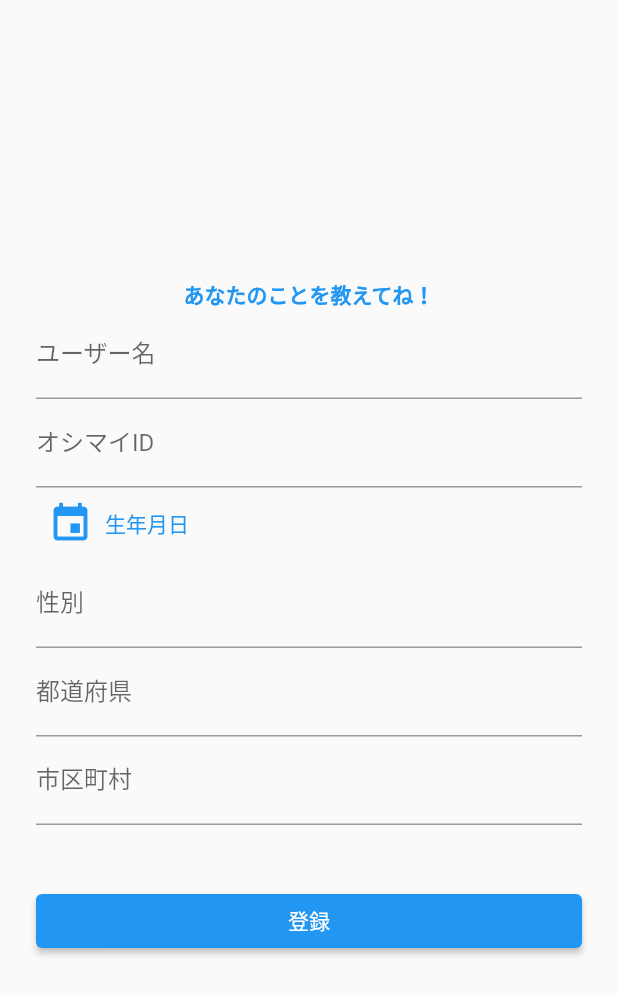
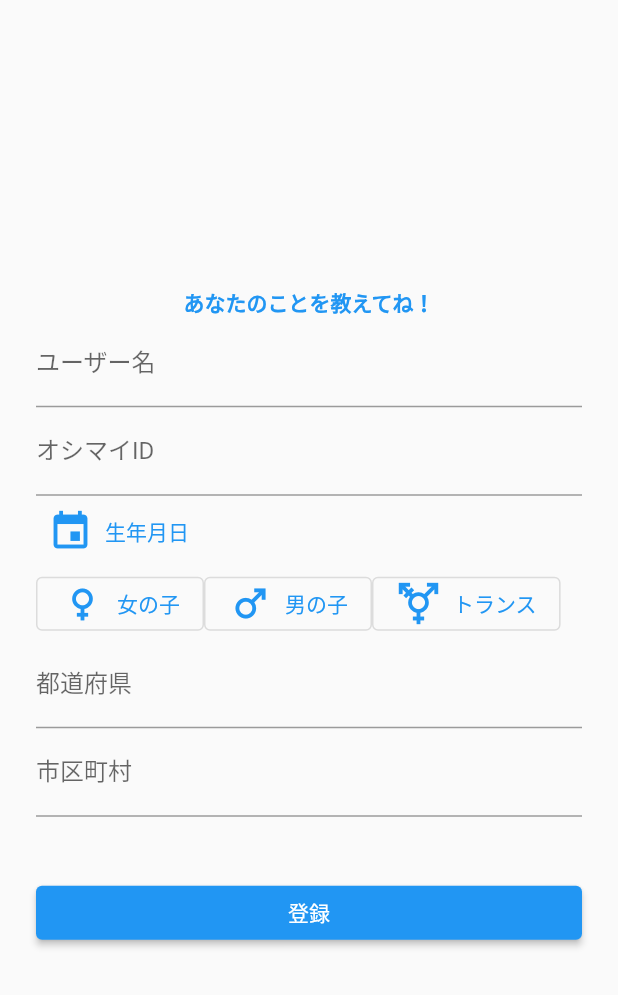
Before and after one commit to Nagashima-Honoka/oshimy-app, a Flutter app: the UserData screen opened directly, on a phone screen of 412 x 824 dp. Shown: the top 995 px of the screen. Run offline on Flutter 3.47's test engine with Material 2 defaults, Android fonts, the phone set to English and light mode, and no system bars; our stand-ins replace firebase_auth, firebase_core, flutter_datetime_picker; accounts and stored records are empty.

Commit message:
性別をボタンから選択できるように変更

```diff
--- a/lib/user/user_data.dart
+++ b/lib/user/user_data.dart
@@ -40,7 +40,6 @@ class _UserDataState extends State<UserData> {
               ),
               SizedBox(
                 child: Column(
-                  // mainAxisAlignment: MainAxisAlignment.left,
                   crossAxisAlignment: CrossAxisAlignment.start,
                   children: <Widget>[
                     // ユーザー名入力
@@ -87,14 +86,40 @@ class _UserDataState extends State<UserData> {
                       label: const Text('生年月日'),
                     ),
                     // 性別入力
-                    TextFormField(
-                      // TODO 選択肢から選べるようにする
-                      decoration: const InputDecoration(labelText: '性別'),
-                      onChanged: (String value) {
-                        setState(() {
-                          gender = value;
-                        });
-                      },
+                    SizedBox(
+                      child: Row(
+                        crossAxisAlignment: CrossAxisAlignment.start,
+                        children: <Widget>[
+                          //TODO 性別登録の実装
+                          OutlinedButton.icon(
+                            onPressed: (){},
+                            icon: const Icon(
+                              Icons.female,
+                              color: Colors.blue,
+                              size: 30.0
+                            ),
+                            label: const Text('女の子'),
+                          ),
+                          OutlinedButton.icon(
+                            onPressed: (){},
+                            icon: const Icon(
+                                Icons.male,
+                                color: Colors.blue,
+                                size: 30.0
+                            ),
+                            label: const Text('男の子'),
+                          ),
+                          OutlinedButton.icon(
+                            onPressed: (){},
+                            icon: const Icon(
+                                Icons.transgender,
+                                color: Colors.blue,
+                                size: 30.0
+                            ),
+                            label: const Text('トランス'),
+                          ),
+                        ]
+                      )
                     ),
                     // 都道府県入力
                     TextFormField(
```
Also changed, not shown: 1 other file.
